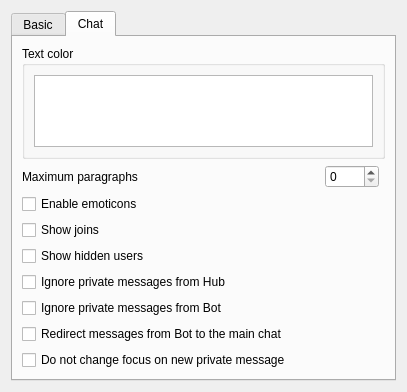
eiskaltdcpp/eiskaltdcpp, file eiskaltdcpp/ui/UISettingsGUI.ui: the form before one commit.
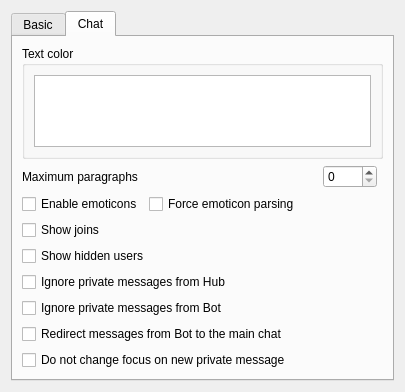
The form after the commit. The open tabs and pages were chosen to show the change.

Commit message: forced emoticon parsing

Diff of the .ui file:
```diff
--- a/eiskaltdcpp/ui/UISettingsGUI.ui
+++ b/eiskaltdcpp/ui/UISettingsGUI.ui
@@ -6,8 +6,8 @@
    <rect>
     <x>0</x>
     <y>0</y>
-    <width>407</width>
-    <height>336</height>
+    <width>405</width>
+    <height>356</height>
    </rect>
   </property>
   <property name="windowTitle">
@@ -224,13 +224,20 @@
          </property>
         </widget>
        </item>
-       <item row="2" column="0" colspan="3">
+       <item row="2" column="0">
         <widget class="QCheckBox" name="checkBox_EMOT">
          <property name="text">
           <string>Enable emoticons</string>
          </property>
         </widget>
        </item>
+       <item row="2" column="1" colspan="2">
+        <widget class="QCheckBox" name="checkBox_EMOTFORCE">
+         <property name="text">
+          <string>Force emoticon parsing</string>
+         </property>
+        </widget>
+       </item>
       </layout>
      </widget>
     </widget>
```
The commit also changes 7 other files.
